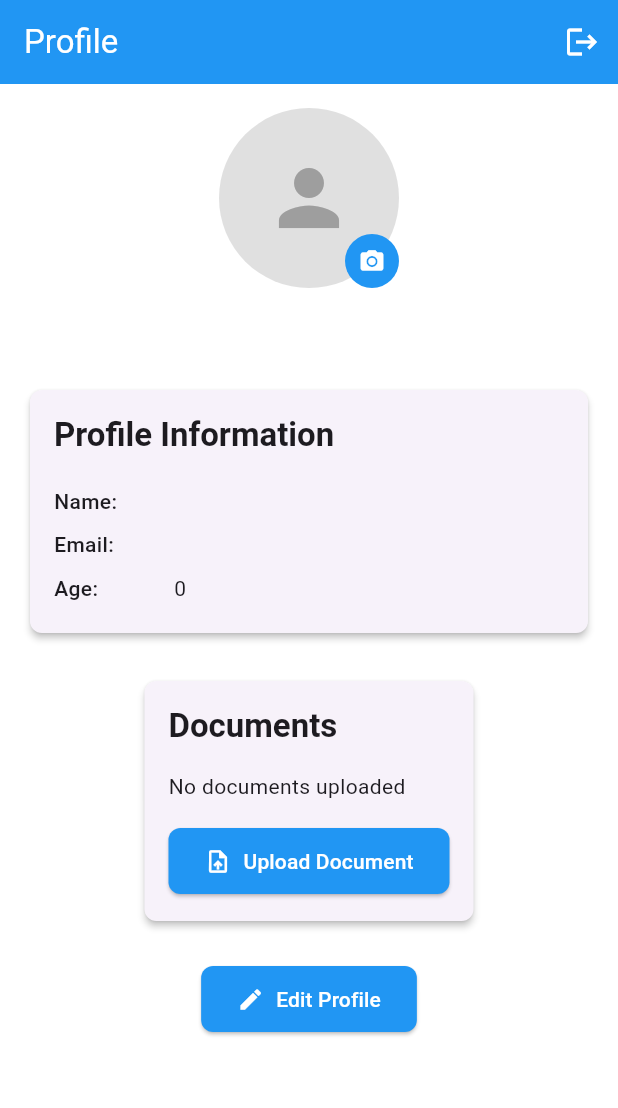
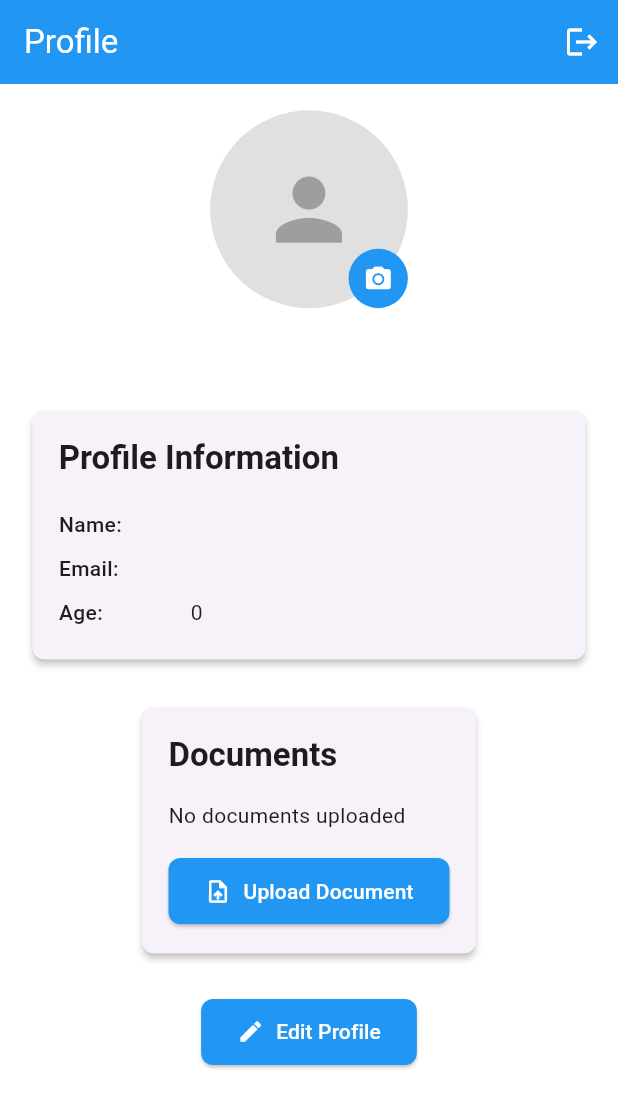
Before and after one commit to shahzadkhan1998/task, a Flutter app: the screen it shows once a user with an empty profile is signed in, on a phone screen of 412 x 824 dp. Shown: the top 1108 px of the screen. Run offline on Flutter 3.47's test engine with Material 3 defaults, Android fonts, the phone set to English and light mode, and no system bars; our stand-ins replace cached_network_image, cloud_firestore, file_picker, firebase_auth, firebase_core, firebase_storage and 3 more; accounts and stored records are empty.

Commit message:
Use size_config

```diff
--- /dev/null
+++ b/lib/utils/size_config.dart
@@ -0,0 +1,30 @@
+import 'package:flutter/widgets.dart';
+
+class SizeConfig {
+  static late MediaQueryData _mediaQueryData;
+  static late double screenWidth;
+  static late double screenHeight;
+  static late double defaultSize;
+  static late Orientation orientation;
+
+  void init(BuildContext context) {
+    _mediaQueryData = MediaQuery.of(context);
+    screenWidth = _mediaQueryData.size.width;
+    screenHeight = _mediaQueryData.size.height;
+    orientation = _mediaQueryData.orientation;
+  }
+}
+
+// Get the proportionate height as per screen size
+double getProportionateScreenHeight(double inputHeight) {
+  double screenHeight = SizeConfig.screenHeight;
+  // 812 is the layout height that designer use
+  return (inputHeight / 812.0) * screenHeight;
+}
+
+// Get the proportionate width as per screen size
+double getProportionateScreenWidth(double inputWidth) {
+  double screenWidth = SizeConfig.screenWidth;
+  // 375 is the layout width that designer use
+  return (inputWidth / 375.0) * screenWidth;
+}
--- a/lib/views/profile/profile_screen.dart
+++ b/lib/views/profile/profile_screen.dart
@@ -11,6 +11,7 @@ import '../../providers/profile_provider.dart';
 import '../../models/profile_model.dart';
 import '../../utils/constants.dart';
 import '../../utils/permission_helper.dart';
+import '../../utils/size_config.dart';
 import 'edit_profile_screen.dart';
 
 class ProfileScreen extends StatefulWidget {
@@ -160,6 +161,7 @@ class _ProfileScreenState extends State<ProfileScreen> {
 
   @override
   Widget build(BuildContext context) {
+    SizeConfig().init(context);
     return Scaffold(
       appBar: AppBar(
         title: const Text('Profile'),
@@ -176,21 +178,21 @@ class _ProfileScreenState extends State<ProfileScreen> {
           final profile = profileProvider.profile;
 
           return SingleChildScrollView(
-            padding: const EdgeInsets.all(AppConstants.defaultPadding),
+            padding: EdgeInsets.all(getProportionateScreenWidth(AppConstants.defaultPadding)),
             child: Column(
               children: [
                 // Profile Picture Section
                 _buildProfilePictureSection(profile, profileProvider),
-                const SizedBox(height: AppConstants.largePadding),
+                SizedBox(height: getProportionateScreenHeight(AppConstants.largePadding)),
 
                 // Profile Info Section
                 if (profile != null) ...[
                   _buildProfileInfoSection(profile),
-                  const SizedBox(height: AppConstants.largePadding),
+                  SizedBox(height: getProportionateScreenHeight(AppConstants.largePadding)),
 
                   // Document Section
                   _buildDocumentSection(profile, profileProvider),
-                  const SizedBox(height: AppConstants.largePadding),
+                  SizedBox(height: getProportionateScreenHeight(AppConstants.largePadding)),
 
                   // Edit Profile Button
                   ElevatedButton.icon(
@@ -227,34 +229,34 @@ class _ProfileScreenState extends State<ProfileScreen> {
         Stack(
           children: [
             CircleAvatar(
-              radius: 60,
+              radius: getProportionateScreenWidth(60),
               backgroundColor: Colors.grey[300],
               backgroundImage: profile?.photoURL != null &&
                       profile!.photoURL!.isNotEmpty
                   ? CachedNetworkImageProvider(profile.photoURL!)
                   : null,
               child: profile?.photoURL == null || profile!.photoURL!.isEmpty
-                  ? const Icon(Icons.person, size: 60, color: Colors.grey)
+                  ? Icon(Icons.person, size: getProportionateScreenWidth(60), color: Colors.grey)
                   : null,
             ),
             if (profileProvider.isUploading)
-              const Positioned.fill(
+              Positioned.fill(
                 child: CircleAvatar(
-                  radius: 60,
+                  radius: getProportionateScreenWidth(60),
                   backgroundColor: Colors.black54,
-                  child: CircularProgressIndicator(color: Colors.white),
+                  child: const CircularProgressIndicator(color: Colors.white),
                 ),
               ),
             Positioned(
               bottom: 0,
               right: 0,
               child: CircleAvatar(
-                radius: 18,
+                radius: getProportionateScreenWidth(18),
                 backgroundColor: AppConstants.primaryColor,
                 child: IconButton(
-                  icon: const Icon(
+                  icon: Icon(
                     Icons.camera_alt,
-                    size: 18,
+                    size: getProportionateScreenWidth(18),
                     color: Colors.white,
                   ),
                   onPressed: profileProvider.isUploading
@@ -265,7 +267,7 @@ class _ProfileScreenState extends State<ProfileScreen> {
             ),
           ],
         ),
-        const SizedBox(height: AppConstants.smallPadding),
+        SizedBox(height: getProportionateScreenHeight(AppConstants.smallPadding)),
         Text(
           profile?.name ?? 'No Name',
           style: Theme.of(
@@ -279,7 +281,7 @@ class _ProfileScreenState extends State<ProfileScreen> {
   Widget _buildProfileInfoSection(ProfileModel profile) {
     return Card(
       child: Padding(
-        padding: const EdgeInsets.all(AppConstants.defaultPadding),
+        padding: EdgeInsets.all(getProportionateScreenWidth(AppConstants.defaultPadding)),
         child: Column(
           crossAxisAlignment: CrossAxisAlignment.start,
           children: [
@@ -289,7 +291,7 @@ class _ProfileScreenState extends State<ProfileScreen> {
                 context,
               ).textTheme.titleLarge?.copyWith(fontWeight: FontWeight.bold),
             ),
-            const SizedBox(height: AppConstants.defaultPadding),
+            SizedBox(height: getProportionateScreenHeight(AppConstants.defaultPadding)),
             _buildInfoRow('Name', profile.name),
             _buildInfoRow('Email', profile.email),
             _buildInfoRow('Age', profile.age.toString()),
@@ -301,12 +303,12 @@ class _ProfileScreenState extends State<ProfileScreen> {
 
   Widget _buildInfoRow(String label, String value) {
     return Padding(
-      padding: const EdgeInsets.symmetric(vertical: 4),
+      padding: EdgeInsets.symmetric(vertical: getProportionateScreenHeight(4)),
       child: Row(
         crossAxisAlignment: CrossAxisAlignment.start,
         children: [
           SizedBox(
-            width: 80,
+            width: getProportionateScreenWidth(80),
             child: Text(
               '$label:',
               style: const TextStyle(fontWeight: FontWeight.w500),
@@ -324,7 +326,7 @@ class _ProfileScreenState extends State<ProfileScreen> {
   ) {
     return Card(
       child: Padding(
-        padding: const EdgeInsets.all(AppConstants.defaultPadding),
+        padding: EdgeInsets.all(getProportionateScreenWidth(AppConstants.defaultPadding)),
         child: Column(
           crossAxisAlignment: CrossAxisAlignment.start,
           children: [
@@ -334,7 +336,7 @@ class _ProfileScreenState extends State<ProfileScreen> {
                 context,
               ).textTheme.titleLarge?.copyWith(fontWeight: FontWeight.bold),
             ),
-            const SizedBox(height: AppConstants.defaultPadding),
+            SizedBox(height: getProportionateScreenHeight(AppConstants.defaultPadding)),
             if (profile.documents.isNotEmpty) ...[
               ListView.builder(
                 shrinkWrap: true,
@@ -361,16 +363,16 @@ class _ProfileScreenState extends State<ProfileScreen> {
             ] else ...[
               const Text('No documents uploaded'),
             ],
-            const SizedBox(height: AppConstants.defaultPadding),
+            SizedBox(height: getProportionateScreenHeight(AppConstants.defaultPadding)),
             ElevatedButton.icon(
               onPressed: profileProvider.isUploading
                   ? null
                   : _pickAndUploadDocument,
               icon: profileProvider.isUploading
-                  ? const SizedBox(
-                      width: 16,
-                      height: 16,
-                      child: CircularProgressIndicator(strokeWidth: 2),
+                  ? SizedBox(
+                      width: getProportionateScreenWidth(16),
+                      height: getProportionateScreenWidth(16),
+                      child: const CircularProgressIndicator(strokeWidth: 2),
                     )
                   : const Icon(Icons.upload_file),
               label: const Text('Upload Document'),
@@ -384,27 +386,27 @@ class _ProfileScreenState extends State<ProfileScreen> {
   Widget _buildCreateProfileSection(AuthProvider authProvider) {
     return Card(
       child: Padding(
-        padding: const EdgeInsets.all(AppConstants.defaultPadding),
+        padding: EdgeInsets.all(getProportionateScreenWidth(AppConstants.defaultPadding)),
         child: Column(
           children: [
-            const Icon(
+            Icon(
               Icons.person_add,
-              size: 64,
+              size: getProportionateScreenWidth(64),
               color: AppConstants.primaryColor,
             ),
-            const SizedBox(height: AppConstants.defaultPadding),
+            SizedBox(height: getProportionateScreenHeight(AppConstants.defaultPadding)),
             Text(
               'Create Your Profile',
               style: Theme.of(
                 context,
               ).textTheme.titleLarge?.copyWith(fontWeight: FontWeight.bold),
             ),
-            const SizedBox(height: AppConstants.smallPadding),
+            SizedBox(height: getProportionateScreenHeight(AppConstants.smallPadding)),
             const Text(
               'Complete your profile to get started',
               textAlign: TextAlign.center,
             ),
-            const SizedBox(height: AppConstants.defaultPadding),
+            SizedBox(height: getProportionateScreenHeight(AppConstants.defaultPadding)),
             ElevatedButton(
               onPressed: () {
                 Navigator.push(
```
